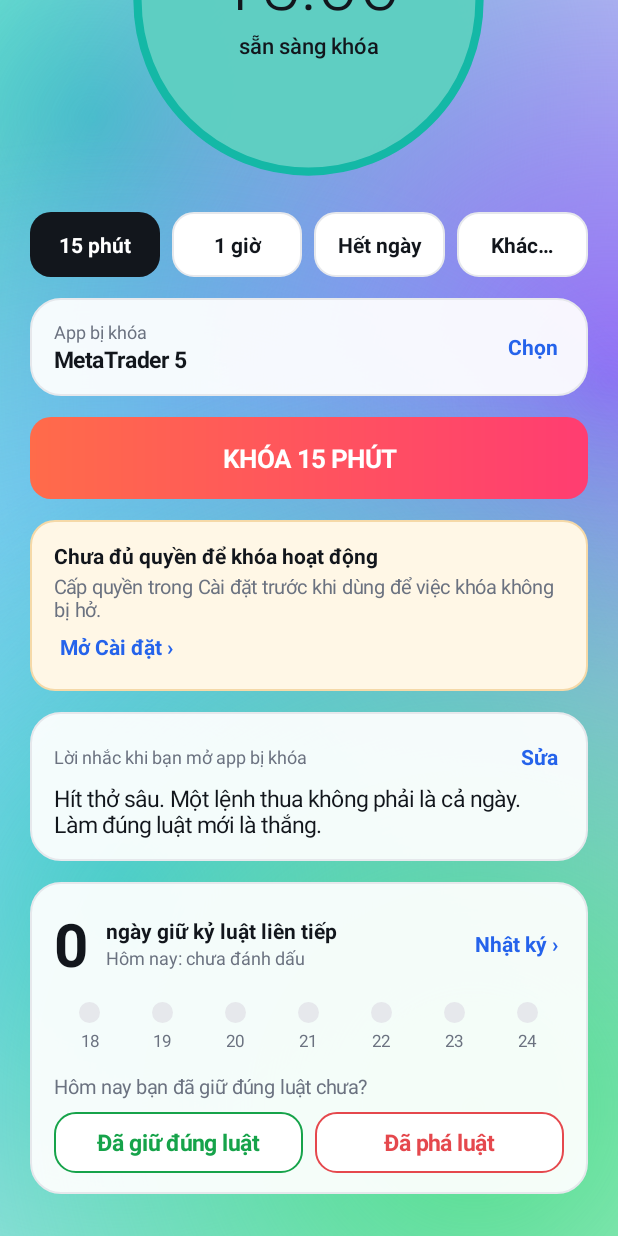
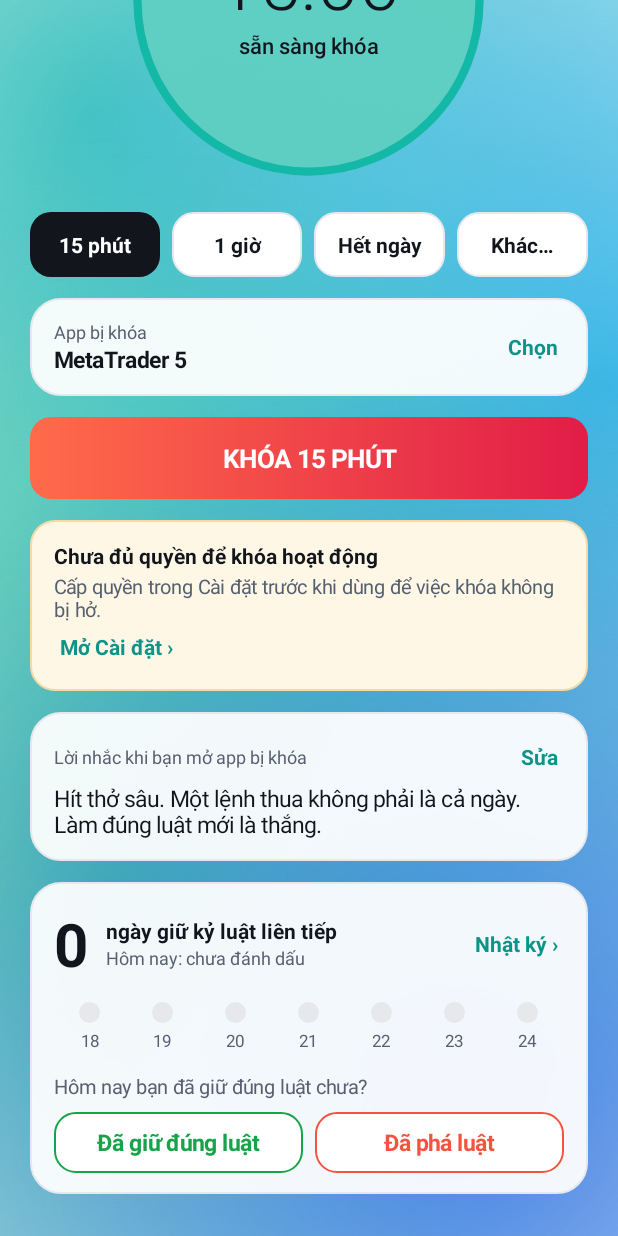
Before and after one commit to WFeng255/Block-App, an Android app: the screen it shows after launch (MainActivity), scrolled down 240 dp, on a phone screen of 412 x 824 dp. Run offline under Robolectric (Android 15) with nearby library versions, the phone set to English and light mode, and no system bars.

Commit message:
Recolour: teal when ready, ember when locked
Dropped the violet and pink blobs that turned muddy on the locked
screen. Muted text is lighter so it reads on the aurora, links are teal.

Co-Authored-By: Claude Sonnet 5.5 <noreply@anthropic.com>
Claude-Session: https://claude.ai/code/session_012p88gadRE7LFVfAaEPMChC

```diff
--- a/app/src/main/java/com/khoamt5/app/AuroraView.kt
+++ b/app/src/main/java/com/khoamt5/app/AuroraView.kt
@@ -14,7 +14,7 @@ import kotlin.math.sin
 /**
  * Nền aurora: vài mảng màu mờ trôi chậm trên nền gần trắng (hoặc gần đen khi nền tối).
  * Hai cách đổi màu:
- *  - Theo trạng thái: sẵn sàng là xanh ngọc, tím, xanh trời; đang khóa là cam, hồng, tím nhạt.
+ *  - Theo trạng thái: sẵn sàng là họ xanh ngọc, xanh biển; đang khóa là họ lửa than, cam hổ phách, đỏ.
  *  - Chuyển màu từ từ: sắc độ xoay chậm qua cả dải màu, khoảng 1 phút một vòng.
  */
 class AuroraView(context: Context) : View(context) {
@@ -35,16 +35,16 @@ class AuroraView(context: Context) : View(context) {
     private var shaderKey = -1L
 
     private val calm = intArrayOf(
-        Color.parseColor("#1FD1B8"),
-        Color.parseColor("#8B5CF6"),
-        Color.parseColor("#38BDF8"),
-        Color.parseColor("#4ADE80")
+        Color.parseColor("#14B8A6"),
+        Color.parseColor("#0EA5E9"),
+        Color.parseColor("#10B981"),
+        Color.parseColor("#2563EB")
     )
     private val hot = intArrayOf(
-        Color.parseColor("#FF6B4A"),
-        Color.parseColor("#F472B6"),
-        Color.parseColor("#FB923C"),
-        Color.parseColor("#A78BFA")
+        Color.parseColor("#FF5A36"),
+        Color.parseColor("#F59E0B"),
+        Color.parseColor("#E11D48"),
+        Color.parseColor("#FB7185")
     )
 
     // Vị trí gốc (tỉ lệ theo chiều rộng/cao) và chu kỳ trôi của từng mảng.
@@ -75,7 +75,7 @@ class AuroraView(context: Context) : View(context) {
     }
 
     private fun rebuildShaders(radius: Float, timeMs: Long) {
-        val alpha = if (Ui.dark) 150 else 225
+        val alpha = if (Ui.dark) 135 else 190
         for (i in 0 until 4) {
             val c = blobColor(i, timeMs)
             val center = Color.argb(alpha, Color.red(c), Color.green(c), Color.blue(c))
--- a/app/src/main/java/com/khoamt5/app/MainActivity.kt
+++ b/app/src/main/java/com/khoamt5/app/MainActivity.kt
@@ -282,7 +282,7 @@ class MainActivity : Activity() {
                 lockBtn.background = Ui.rounded(this, Ui.TRACK, 14)
                 lockBtn.setTextColor(Ui.MUTED)
             } else {
-                lockBtn.background = Ui.gradientRounded(this, Ui.CORAL, Color.parseColor("#FF3D71"), 14)
+                lockBtn.background = Ui.gradientRounded(this, Ui.CORAL, Ui.CRIMSON, 14)
                 lockBtn.setTextColor(Color.WHITE)
             }
         }
--- a/app/src/main/java/com/khoamt5/app/Ui.kt
+++ b/app/src/main/java/com/khoamt5/app/Ui.kt
@@ -50,16 +50,16 @@ object Ui {
     private val D_BORDER = Color.parseColor("#2A313C")
     private val L_TEXT = Color.parseColor("#12161C")
     private val D_TEXT = Color.parseColor("#F0F3F6")
-    private val L_MUTED = Color.parseColor("#6B7280")
-    private val D_MUTED = Color.parseColor("#9AA4B2")
-    private val L_LINK = Color.parseColor("#2563EB")
-    private val D_LINK = Color.parseColor("#7DB1FF")
+    private val L_MUTED = Color.parseColor("#566070")
+    private val D_MUTED = Color.parseColor("#B9C2CE")
+    private val L_LINK = Color.parseColor("#0D9488")
+    private val D_LINK = Color.parseColor("#5EEAD4")
     private val L_OK = Color.parseColor("#16A34A")
     private val D_OK = Color.parseColor("#34D399")
     private val L_WARN = Color.parseColor("#D97706")
     private val D_WARN = Color.parseColor("#FBBF24")
     private val L_BASE = Color.parseColor("#FAFBFC")
-    private val D_BASE = Color.parseColor("#0D1117")
+    private val D_BASE = Color.parseColor("#0B0F14")
     private val L_BANNER = Color.parseColor("#FFF7E6")
     private val D_BANNER = Color.parseColor("#3A2E12")
     private val L_BANNER_B = Color.parseColor("#F5D9A8")
@@ -82,9 +82,11 @@ object Ui {
     /** Chữ đặt trên nền màu đảo ngược (chip đang chọn). */
     val ON_TEXT: Int get() = pick(Color.WHITE, L_TEXT)
 
-    val ACCENT = Color.parseColor("#E5484D")
+    // Hai họ màu: xanh ngọc (sẵn sàng) và lửa than (đang khóa). Link dùng xanh ngọc cho cùng một nhà.
+    val ACCENT = Color.parseColor("#F2543D")
     val TEAL = Color.parseColor("#14B8A6")
     val CORAL = Color.parseColor("#FF6B4A")
+    val CRIMSON = Color.parseColor("#E11D48")
 
     /** Đổi giá trị đã chọn thành nền mới: aurora động nên chỉ cần chỉnh thanh hệ thống. */
     fun applyTheme(a: Activity, v: AuroraView, locked: Boolean) {
```
